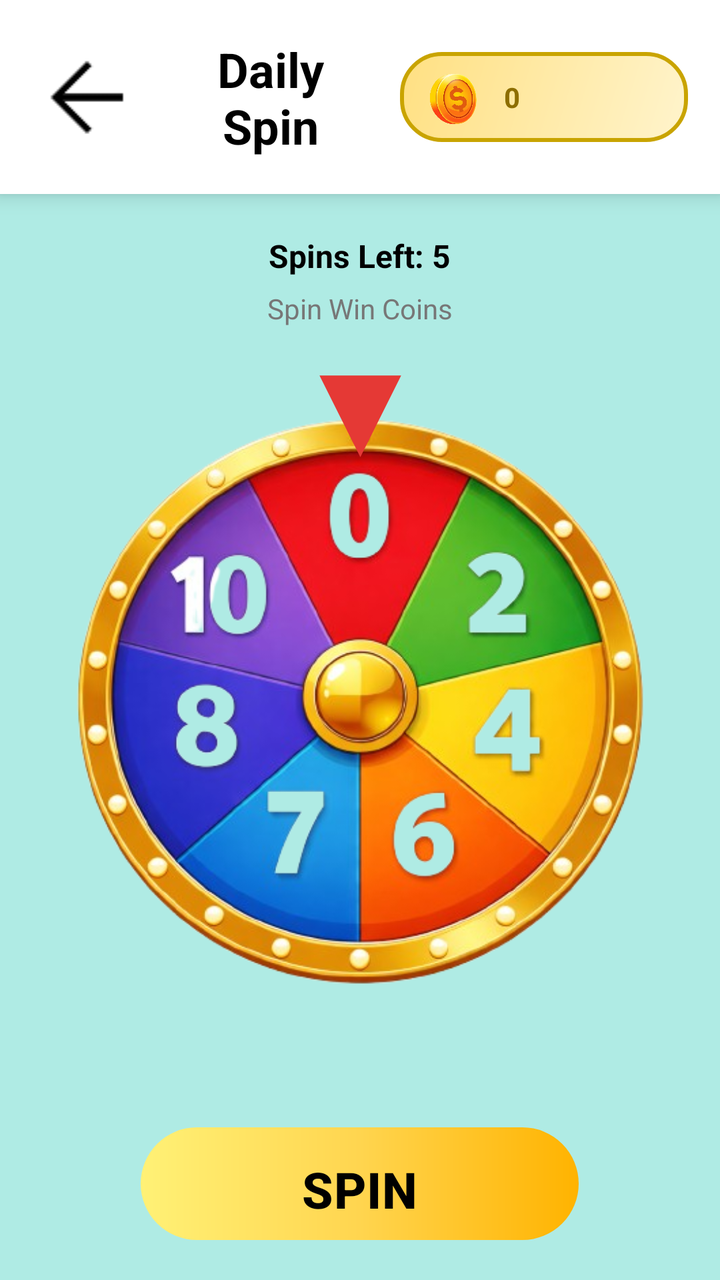
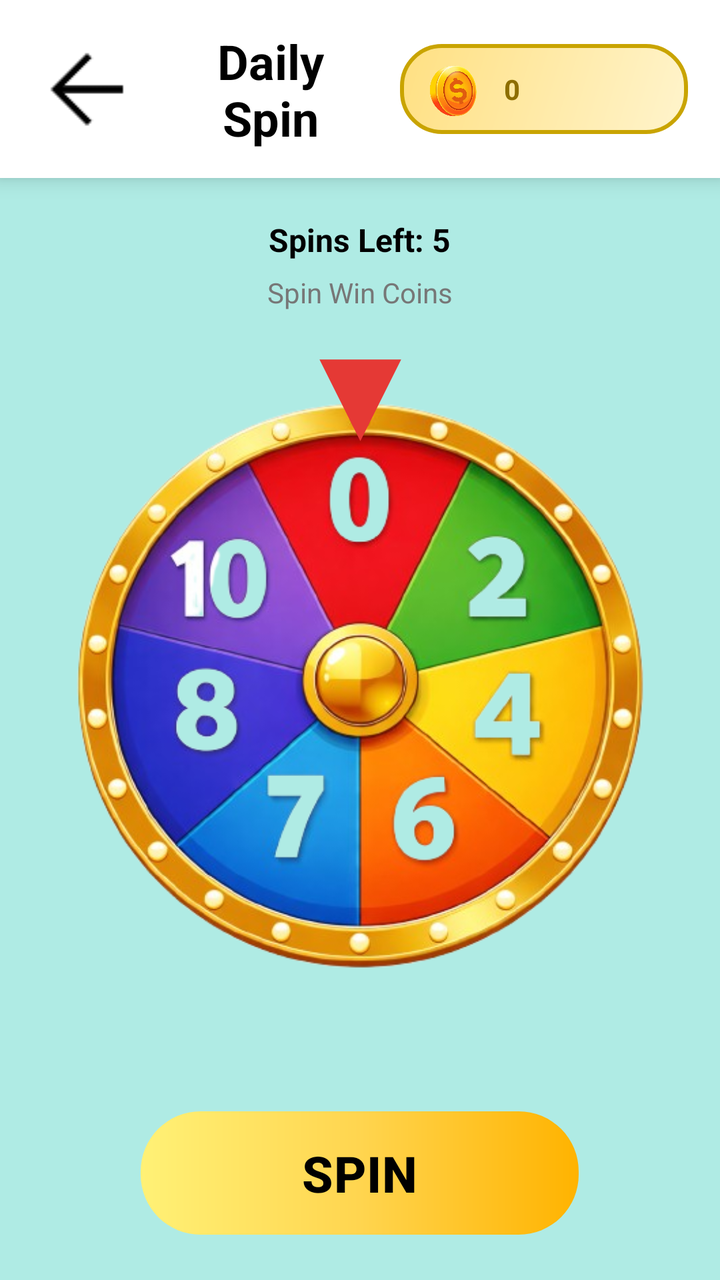

Before-and-after screenshots of an Android layout around one commit, followed by the original layout XML and the change that was made.
<!-- AndroidManifest.xml: application theme Theme.RGamer -->
<!-- res/layout/activity_daily_spin.xml -->
<?xml version="1.0" encoding="utf-8"?>
<LinearLayout xmlns:android="http://schemas.android.com/apk/res/android"
    xmlns:app="http://schemas.android.com/apk/res-auto"
    android:layout_width="match_parent"
    android:layout_height="match_parent"
    android:orientation="vertical"
    android:background="#02FFD7">

    
    <androidx.constraintlayout.widget.ConstraintLayout
        android:layout_width="match_parent"
        android:layout_height="97dp"
        android:background="@android:color/white"
        android:elevation="6dp"
        android:paddingHorizontal="16dp">

        
        <ImageView
            android:id="@+id/btnBack"
            android:layout_width="55dp"
            android:layout_height="54dp"
            android:contentDescription="Back"
            android:src="@drawable/back_arrow"
            app:layout_constraintBottom_toBottomOf="parent"
            app:layout_constraintStart_toStartOf="parent"
            app:layout_constraintTop_toTopOf="parent" />

        
        <LinearLayout
            android:id="@+id/layoutCoins"
            android:layout_width="144dp"
            android:layout_height="45dp"
            android:background="@drawable/bg_coin_gradient"
            android:gravity="center_vertical"
            android:orientation="horizontal"
            android:paddingHorizontal="8dp"
            android:paddingVertical="4dp"
            app:layout_constraintBottom_toBottomOf="parent"
            app:layout_constraintEnd_toEndOf="parent"
            app:layout_constraintTop_toTopOf="parent">

            <ImageView
                android:layout_width="38dp"
                android:layout_height="38dp"
                android:src="@drawable/ic_coin" />

            <TextView
                android:id="@+id/txtCoins"
                android:layout_width="wrap_content"
                android:layout_height="wrap_content"
                android:layout_marginStart="6dp"
                android:text="0"
                android:textColor="#8D6E00"
                android:textSize="14sp"
                android:textStyle="bold" />
        </LinearLayout>

        
        <TextView
            android:id="@+id/txtTitle"
            android:layout_width="0dp"
            android:layout_height="wrap_content"
            android:text="Daily Spin"
            android:textColor="@color/black"
            android:textSize="24sp"
            android:textStyle="bold"
            android:gravity="center"
            android:layout_marginHorizontal="12dp"
            app:layout_constraintStart_toEndOf="@id/btnBack"
            app:layout_constraintEnd_toStartOf="@id/layoutCoins"
            app:layout_constraintTop_toTopOf="parent"
            app:layout_constraintBottom_toBottomOf="parent" />

    </androidx.constraintlayout.widget.ConstraintLayout>

    
    <LinearLayout
        android:layout_width="match_parent"
        android:layout_height="match_parent"
        android:background="#AFEBE4"
        android:gravity="center_horizontal"
        android:orientation="vertical"
        android:padding="20dp">

        
        <TextView
            android:id="@+id/txtSpinsLeft"
            android:layout_width="wrap_content"
            android:layout_height="wrap_content"
            android:layout_marginBottom="6dp"
            android:text="Spins Left: 5"
            android:textColor="@color/black"
            android:textSize="16sp"
            android:textStyle="bold" />

        
        <TextView
            android:layout_width="wrap_content"
            android:layout_height="wrap_content"
            android:layout_marginBottom="20dp"
            android:text="Spin Win Coins"
            android:textColor="#777777"
            android:textSize="14sp" />

        
        <FrameLayout
            android:layout_width="300dp"
            android:layout_height="340dp"
            android:layout_marginBottom="28dp">

            

            

            <ImageView
                android:id="@+id/imgWheel"
                android:layout_width="352dp"
                android:layout_height="340dp"
                android:layout_gravity="bottom|center_horizontal"
                android:rotation="0"
                android:src="@drawable/spin_wheel" />

            <ImageView
                android:id="@+id/imgPointer"
                android:layout_width="84dp"
                android:layout_height="49dp"
                android:layout_gravity="top|center_horizontal"
                android:src="@drawable/ic_pointer" />
        </FrameLayout>

        
        <com.google.android.material.button.MaterialButton
            android:id="@+id/btnSpin"
            android:layout_width="219dp"
            android:layout_height="wrap_content"
            android:layout_marginTop="12dp"
            android:background="@drawable/bg_button_ripple"
            android:paddingHorizontal="22dp"
            android:paddingVertical="10dp"
            android:text="SPIN"
            android:textColor="#000000"
            android:textSize="25sp"
            android:textStyle="bold"
            app:backgroundTint="@null"
            app:rippleColor="@null" />


        <com.google.android.gms.ads.AdView
            android:id="@+id/adView"
            android:layout_width="match_parent"
            android:layout_height="wrap_content"
            android:layout_marginTop="60dp"
            app:adSize="BANNER"
            app:adUnitId="ca-app-pub-3940256099942544/6300978111" />


    </LinearLayout>


</LinearLayout>
<!-- resources referenced by this layout -->
<resources>
  <color name="black">#FF000000</color>
  <!-- drawable back_arrow: png bitmap (drawable, 429 bytes) -->
  <!-- drawable bg_button_ripple (drawable) -->
  <?xml version="1.0" encoding="utf-8"?>
  <ripple xmlns:android="http://schemas.android.com/apk/res/android"
      android:color="#40FFFFFF">
  
      
      <item android:id="@android:id/mask">
          <shape android:shape="rectangle">
              <corners android:radius="30dp"/>
              <solid android:color="@android:color/white"/>
          </shape>
      </item>
  
      
      <item>
          <shape android:shape="rectangle">
  
              <gradient
                  android:type="linear"
                  android:angle="0"
                  android:startColor="#FFF176"
              android:centerColor="#FFD54F"
              android:endColor="#FFB300"/>
  
              <corners android:radius="30dp"/>
  
          </shape>
      </item>
  
  </ripple>
  <!-- drawable bg_coin_gradient (drawable) -->
  <?xml version="1.0" encoding="utf-8"?>
  <shape xmlns:android="http://schemas.android.com/apk/res/android"
      android:shape="rectangle">
  
      
      <corners android:radius="20dp"/>
  
      
      <gradient
          android:startColor="#FFF4CC"
          android:endColor="#FFE082"
          android:angle="135"/>
  
      
      <stroke
          android:width="2dp"
          android:color="#C9A400"/>
  </shape>
  <!-- drawable ic_coin: png bitmap (drawable, 507750 bytes) -->
  <!-- drawable ic_pointer (drawable) -->
  <?xml version="1.0" encoding="utf-8"?>
  <vector xmlns:android="http://schemas.android.com/apk/res/android"
      android:width="24dp"
      android:height="24dp"
      android:viewportWidth="24"
      android:viewportHeight="24">
  
      
      <path
          android:fillColor="#E53935"
          android:pathData="M12,22 L22,2 L2,2 Z"/>
  </vector>
  <!-- drawable spin_wheel: png bitmap (drawable, 286191 bytes) -->
  <style name="Theme.RGamer" parent="Base.Theme.RGamer" />
  <style name="Base.Theme.RGamer" parent="Theme.Material3.DayNight.NoActionBar">
          
          
      </style>
</resources>

<!-- the commit's change to res/layout/activity_daily_spin.xml (unified diff, before → after) -->
@@ -9,7 +9,7 @@
     
     <androidx.constraintlayout.widget.ConstraintLayout
         android:layout_width="match_parent"
-        android:layout_height="97dp"
+        android:layout_height="89dp"
         android:background="@android:color/white"
         android:elevation="6dp"
         android:paddingHorizontal="16dp">
@@ -60,16 +60,16 @@
             android:id="@+id/txtTitle"
             android:layout_width="0dp"
             android:layout_height="wrap_content"
+            android:layout_marginHorizontal="12dp"
+            android:gravity="center"
             android:text="Daily Spin"
             android:textColor="@color/black"
             android:textSize="24sp"
             android:textStyle="bold"
-            android:gravity="center"
-            android:layout_marginHorizontal="12dp"
+            app:layout_constraintBottom_toBottomOf="parent"
+            app:layout_constraintEnd_toStartOf="@id/layoutCoins"
             app:layout_constraintStart_toEndOf="@id/btnBack"
-            app:layout_constraintEnd_toStartOf="@id/layoutCoins"
-            app:layout_constraintTop_toTopOf="parent"
-            app:layout_constraintBottom_toBottomOf="parent" />
+            app:layout_constraintTop_toTopOf="parent" />
 
     </androidx.constraintlayout.widget.ConstraintLayout>
 
@@ -149,7 +149,7 @@
             android:id="@+id/adView"
             android:layout_width="match_parent"
             android:layout_height="wrap_content"
-            android:layout_marginTop="60dp"
+            android:layout_marginTop="30dp"
             app:adSize="BANNER"
             app:adUnitId="ca-app-pub-3940256099942544/6300978111" />
 
